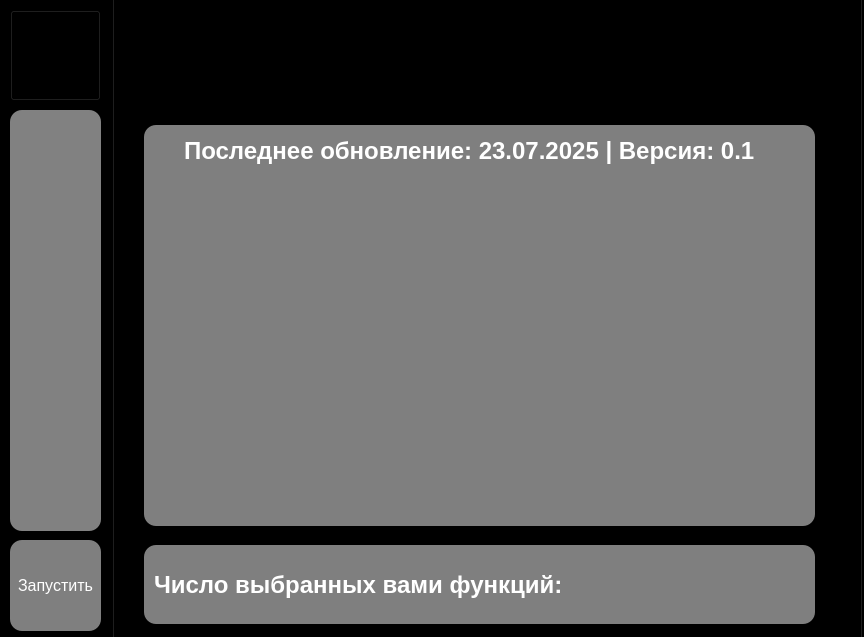
Above: design.ui from DevelopSystem333/Project-crystal before the change. Below: the same form after it.
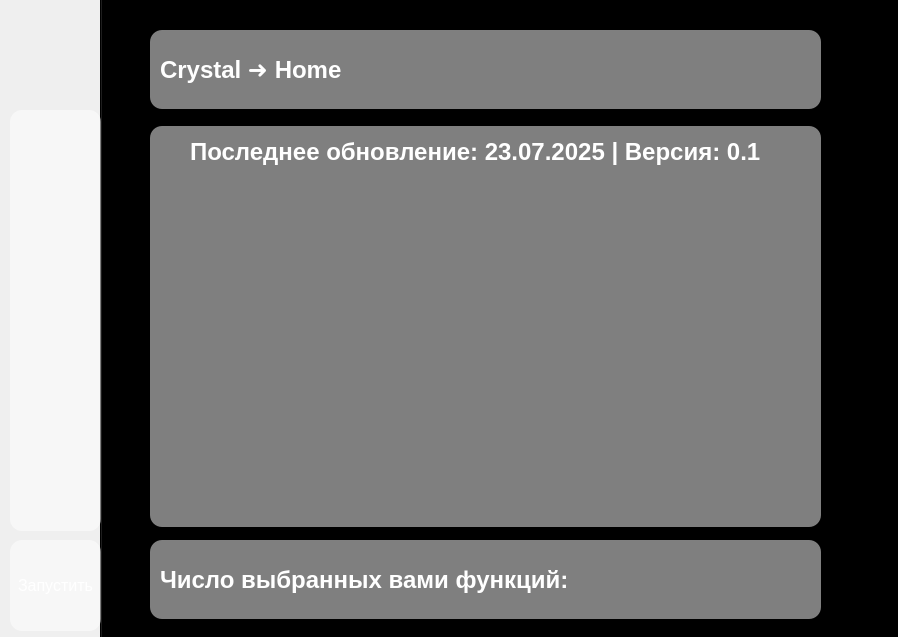
That is the form after the change. The open tabs and pages were chosen to show the change. Icons and pictures are not drawn.

The edit to the form file:
```diff
--- a/design.ui
+++ b/design.ui
@@ -6,7 +6,7 @@
    <rect>
     <x>0</x>
     <y>0</y>
-    <width>864</width>
+    <width>898</width>
     <height>637</height>
    </rect>
   </property>
@@ -20,20 +20,34 @@
    <string>MainWindow</string>
   </property>
   <property name="styleSheet">
-   <string notr="true">background-color: black;</string>
+   <string notr="true">/* Gradient Background for PySide6 */
+QMainWindow {
+  background: qlineargradient(x1: 0, y1: 0, x2: 1, y2: 1,
+                              stop: 0 #b200ff, stop: 0.5 #0500ff, stop: 1 #ff0000);
+  background-size: 180% 180%;
+  animation: gradient-animation 6s ease infinite;
+}
+
+/* Keyframe Animation */
+@keyframes gradient-animation {
+  0% { background-position: 0% 50%; }
+  50% { background-position: 100% 50%; }
+  100% { background-position: 0% 50%; }
+}</string>
   </property>
   <widget class="QWidget" name="centralwidget">
    <widget class="QTabWidget" name="tabWidget">
     <property name="geometry">
      <rect>
-      <x>112</x>
-      <y>-31</y>
-      <width>751</width>
-      <height>671</height>
+      <x>100</x>
+      <y>-30</y>
+      <width>811</width>
+      <height>681</height>
      </rect>
     </property>
     <property name="styleSheet">
-     <string notr="true"/>
+     <string notr="true">background-color: transparent;
+border: 0px;</string>
     </property>
     <property name="currentIndex">
      <number>1</number>
@@ -48,7 +62,7 @@
      <widget class="QWidget" name="widget_5" native="true">
       <property name="geometry">
        <rect>
-        <x>30</x>
+        <x>50</x>
         <y>130</y>
         <width>671</width>
         <height>401</height>
@@ -83,44 +97,6 @@
        </property>
       </widget>
      </widget>
-     <widget class="QWidget" name="widget_6" native="true">
-      <property name="geometry">
-       <rect>
-        <x>30</x>
-        <y>550</y>
-        <width>671</width>
-        <height>79</height>
-       </rect>
-      </property>
-      <property name="styleSheet">
-       <string notr="true">background-color: rgba(255, 255, 255, 0.5);
-border-radius: 12px;</string>
-      </property>
-      <widget class="QLabel" name="label_2">
-       <property name="geometry">
-        <rect>
-         <x>10</x>
-         <y>20</y>
-         <width>601</width>
-         <height>39</height>
-        </rect>
-       </property>
-       <property name="font">
-        <font>
-         <family>Arial</family>
-         <pointsize>18</pointsize>
-         <bold>true</bold>
-        </font>
-       </property>
-       <property name="styleSheet">
-        <string notr="true">color: white;
-background-color: transparent;</string>
-       </property>
-       <property name="text">
-        <string>Число выбранных вами функций: </string>
-       </property>
-      </widget>
-     </widget>
     </widget>
     <widget class="QWidget" name="tab_2">
      <attribute name="title">
@@ -643,8 +619,10 @@
      </rect>
     </property>
     <property name="styleSheet">
-     <string notr="true">background-color: rgba(255, 255, 255, 0.3);
-border-radius: 12px;</string>
+     <string notr="true">QWidget{
+background-color: rgba(255, 255, 255, 0.3);
+border-radius: 12px;
+}</string>
     </property>
     <widget class="QWidget" name="verticalLayoutWidget">
      <property name="geometry">
@@ -875,42 +853,81 @@
      <string>Запустить</string>
     </property>
    </widget>
-   <widget class="QPushButton" name="pushButton_2">
+   <widget class="QWidget" name="widget_6" native="true">
     <property name="geometry">
      <rect>
-      <x>10</x>
-      <y>10</y>
-      <width>91</width>
-      <height>91</height>
+      <x>150</x>
+      <y>540</y>
+      <width>671</width>
+      <height>79</height>
      </rect>
     </property>
-    <property name="font">
-     <font>
-      <family>Arial</family>
-      <pointsize>12</pointsize>
-      <bold>false</bold>
-     </font>
+    <property name="styleSheet">
+     <string notr="true">background-color: rgba(255, 255, 255, 0.5);
+border-radius: 12px;</string>
     </property>
-    <property name="cursor">
-     <cursorShape>PointingHandCursor</cursorShape>
+    <widget class="QLabel" name="label_2">
+     <property name="geometry">
+      <rect>
+       <x>10</x>
+       <y>20</y>
+       <width>601</width>
+       <height>39</height>
+      </rect>
+     </property>
+     <property name="font">
+      <font>
+       <family>Arial</family>
+       <pointsize>18</pointsize>
+       <bold>true</bold>
+      </font>
+     </property>
+     <property name="styleSheet">
+      <string notr="true">color: white;
+background-color: transparent;</string>
+     </property>
+     <property name="text">
+      <string>Число выбранных вами функций: </string>
+     </property>
+    </widget>
+   </widget>
+   <widget class="QWidget" name="widget_7" native="true">
+    <property name="geometry">
+     <rect>
+      <x>150</x>
+      <y>30</y>
+      <width>671</width>
+      <height>79</height>
+     </rect>
     </property>
     <property name="styleSheet">
-     <string notr="true">background-color: transparent;
-color: white;</string>
+     <string notr="true">background-color: rgba(255, 255, 255, 0.5);
+border-radius: 12px;</string>
     </property>
-    <property name="text">
-     <string/>
-    </property>
-    <property name="icon">
-     <iconset resource="icons.qrc">
-      <normaloff>:/logo/C:/Users/alexx/Downloads/Component 8.png</normaloff>:/logo/C:/Users/alexx/Downloads/Component 8.png</iconset>
-    </property>
-    <property name="iconSize">
-     <size>
-      <width>144</width>
-      <height>144</height>
-     </size>
-    </property>
+    <widget class="QLabel" name="label_3">
+     <property name="geometry">
+      <rect>
+       <x>10</x>
+       <y>20</y>
+       <width>601</width>
+       <height>39</height>
+      </rect>
+     </property>
+     <property name="font">
+      <font>
+       <family>Arial</family>
+       <pointsize>18</pointsize>
+       <bold>true</bold>
+      </font>
+     </property>
+     <property name="styleSheet">
+      <string notr="true">color: white;
+background-color: transparent;</string>
+     </property>
+     <property name="text">
+      <string>Crystal ➜ Home</string>
+     </property>
+    </widget>
    </widget>
   </widget>
  </widget>
```
Left out of the diff: 8 changed lines with no effect on the pictures.
